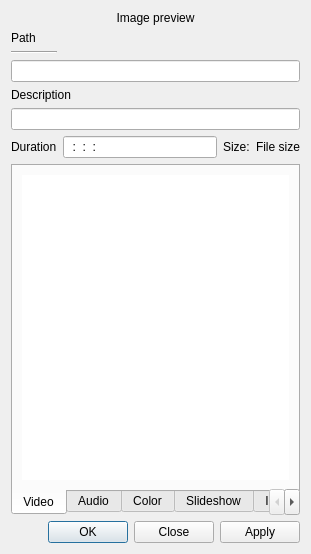
The window that src/widgets/clipproperties_ui.ui (KDE/kdenlive) describes before a commit, drawn with Qt 5.
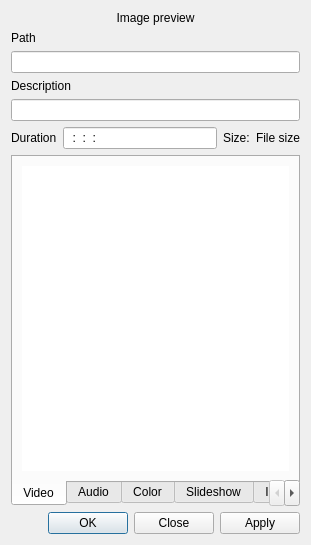
The same window after the commit. Custom widgets are drawn as their Qt base class.

```diff
--- a/src/widgets/clipproperties_ui.ui
+++ b/src/widgets/clipproperties_ui.ui
@@ -14,7 +14,7 @@
    <string>Clip Properties</string>
   </property>
   <layout class="QGridLayout" name="gridLayout_2">
-   <item row="8" column="1" colspan="2">
+   <item row="7" column="1" colspan="2">
     <spacer name="verticalSpacer_4">
      <property name="orientation">
       <enum>Qt::Vertical</enum>
@@ -34,52 +34,52 @@
      </property>
     </widget>
    </item>
-   <item row="3" column="0" colspan="4">
+   <item row="2" column="0" colspan="4">
     <widget class="KLineEdit" name="clip_path">
      <property name="readOnly">
       <bool>true</bool>
      </property>
     </widget>
    </item>
-   <item row="4" column="0" colspan="4">
+   <item row="3" column="0" colspan="4">
     <widget class="QLabel" name="label_description">
      <property name="text">
       <string>Description</string>
      </property>
     </widget>
    </item>
-   <item row="5" column="0" colspan="4">
+   <item row="4" column="0" colspan="4">
     <widget class="KLineEdit" name="clip_description"/>
    </item>
-   <item row="6" column="0">
+   <item row="5" column="0">
     <widget class="QLabel" name="label_duration">
      <property name="text">
       <string>Duration</string>
      </property>
     </widget>
    </item>
-   <item row="6" column="1">
+   <item row="5" column="1">
     <widget class="KRestrictedLine" name="clip_duration">
      <property name="inputMask">
       <string>99:99:99:99; </string>
      </property>
     </widget>
    </item>
-   <item row="6" column="2">
+   <item row="5" column="2">
     <widget class="QLabel" name="label_size">
      <property name="text">
       <string>Size:</string>
      </property>
     </widget>
    </item>
-   <item row="6" column="3">
+   <item row="5" column="3">
     <widget class="QLabel" name="clip_filesize">
      <property name="text">
       <string>File size</string>
      </property>
     </widget>
    </item>
-   <item row="9" column="0" colspan="4">
+   <item row="8" column="0" colspan="4">
     <widget class="QDialogButtonBox" name="buttonBox">
      <property name="orientation">
       <enum>Qt::Horizontal</enum>
@@ -99,7 +99,7 @@
      </property>
     </widget>
    </item>
-   <item row="7" column="0" colspan="4">
+   <item row="6" column="0" colspan="4">
     <widget class="QTabWidget" name="tabWidget">
      <property name="tabPosition">
       <enum>QTabWidget::South</enum>
@@ -790,13 +790,6 @@
      </widget>
     </widget>
    </item>
-   <item row="2" column="0">
-    <widget class="Line" name="line">
-     <property name="orientation">
-      <enum>Qt::Horizontal</enum>
-     </property>
-    </widget>
-   </item>
   </layout>
  </widget>
  <customwidgets>
```
